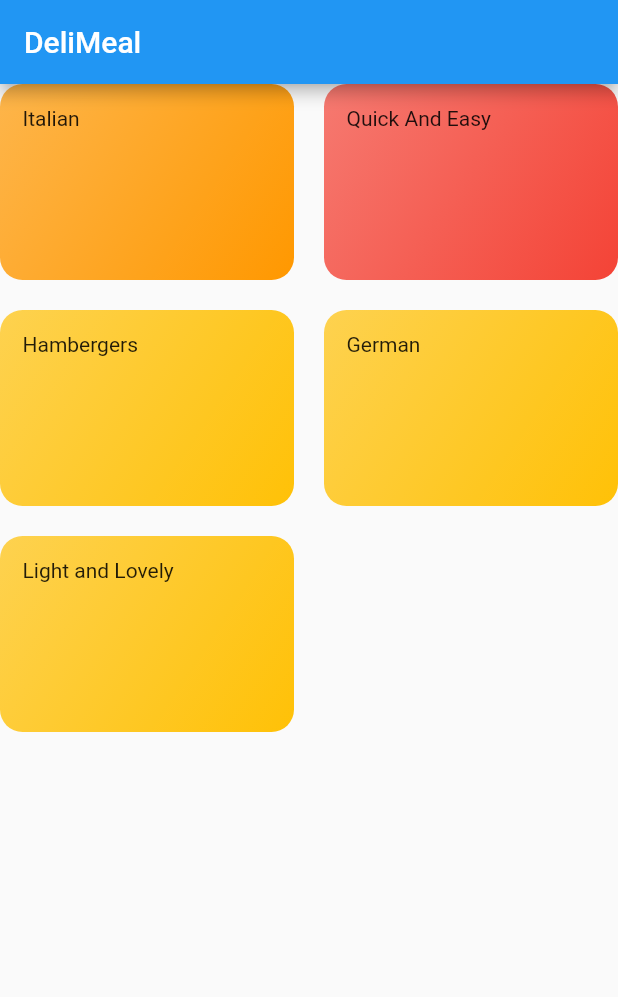
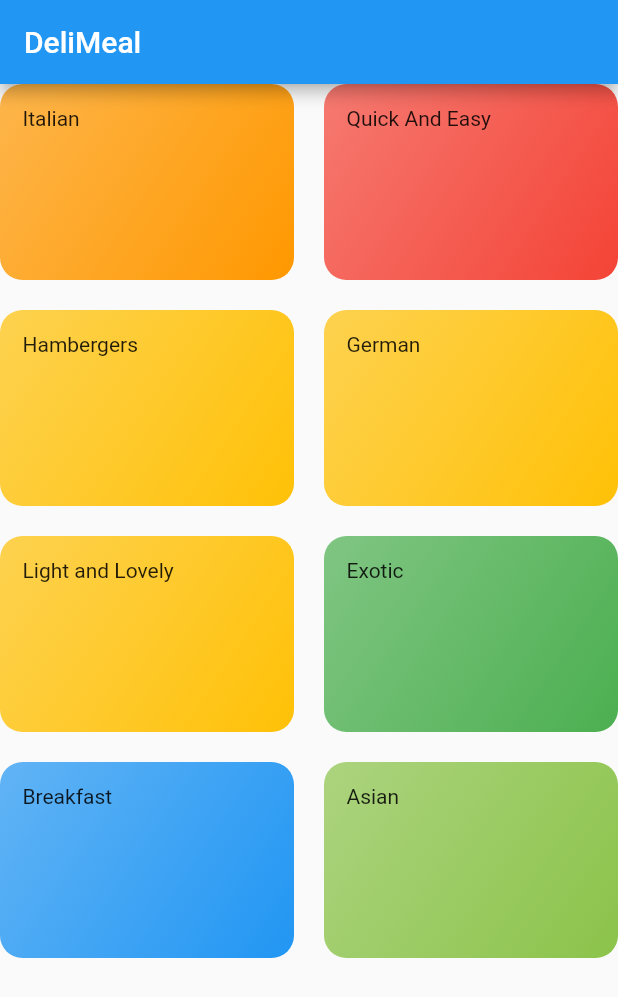
Before and after one commit to anawatj/meal-app, a Flutter app: the screen it shows after launch, on a phone screen of 412 x 824 dp. Shown: the top 997 px of the screen. Run offline on Flutter 3.47's test engine with Material 2 defaults, Android fonts, the phone set to English and light mode, and no system bars.

Commit message:
dummy data

```diff
--- a/lib/dummy_data.dart
+++ b/lib/dummy_data.dart
@@ -7,4 +7,7 @@ const DUMMY_CATEGORIES = const [
   Category(id: "c3", title: "Hambergers", color: Colors.amber),
   Category(id: "c4", title: "German", color: Colors.amber),
   Category(id: "c5", title: "Light and Lovely", color: Colors.amber),
+  Category(id: "c6", title: "Exotic", color: Colors.green),
+  Category(id: "c7", title: "Breakfast", color: Colors.blue),
+  Category(id: "c8", title: "Asian", color: Colors.lightGreen),
 ];
```
